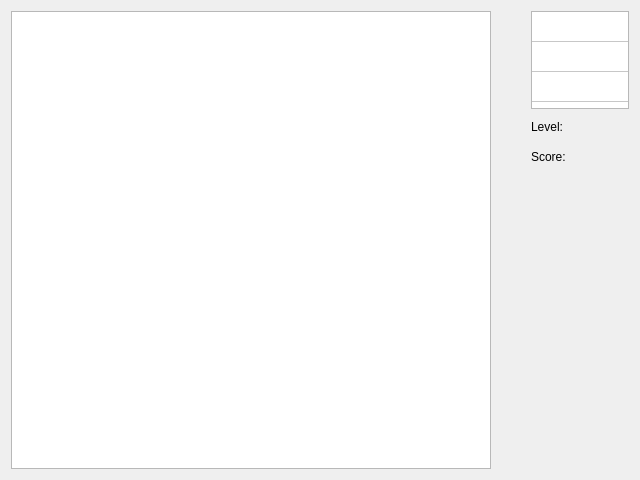
Qt form mainwindow.ui (RadoslawWojdak/tetris-qt) before a commit.
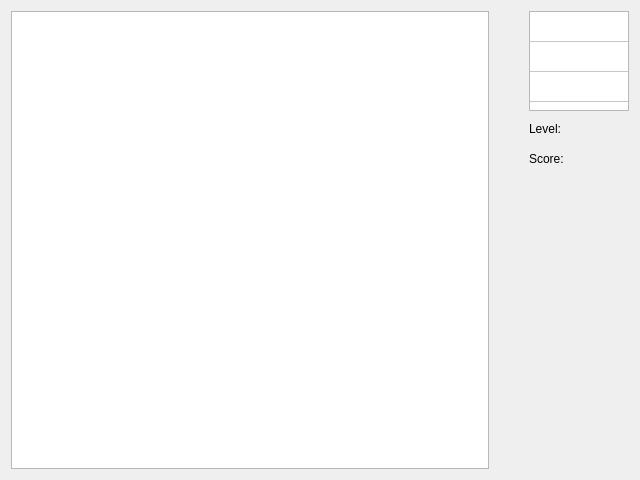
The same form after that commit. The open tabs and pages were chosen to show the change.

Diff of the .ui file:
```diff
--- a/mainwindow.ui
+++ b/mainwindow.ui
@@ -238,14 +238,14 @@
               </property>
               <property name="minimumSize">
                <size>
-                <width>98</width>
-                <height>98</height>
+                <width>100</width>
+                <height>100</height>
                </size>
               </property>
               <property name="maximumSize">
                <size>
-                <width>98</width>
-                <height>98</height>
+                <width>100</width>
+                <height>100</height>
                </size>
               </property>
               <property name="focusPolicy">
@@ -264,10 +264,10 @@
                <enum>QAbstractItemView::NoSelection</enum>
               </property>
               <property name="rowCount">
-               <number>3</number>
+               <number>4</number>
               </property>
               <property name="columnCount">
-               <number>3</number>
+               <number>4</number>
               </property>
               <attribute name="horizontalHeaderVisible">
                <bool>false</bool>
@@ -278,6 +278,8 @@
               <row/>
               <row/>
               <row/>
+              <row/>
+              <column/>
               <column/>
               <column/>
               <column/>
```
Left out of the diff: 12 changed lines with no effect on the pictures.
